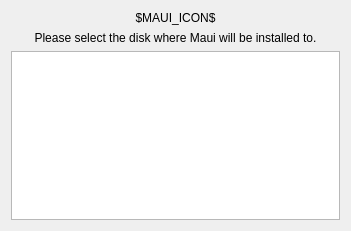
First picture: the form in src/pages/partitionpage.ui, repository maui-pss/maui-installer, before the edit.
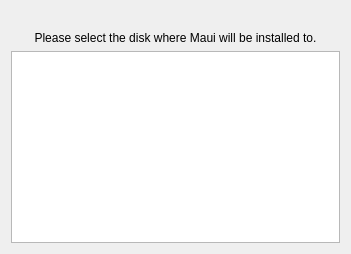
Second picture: the form after the edit. Icons and pictures are not drawn.

Commit message:
Include Maui logo with resources instead of using start-here icon
We provide a properly sized raster Maui logo.

Patch:
```diff
--- a/src/pages/partitionpage.ui
+++ b/src/pages/partitionpage.ui
@@ -7,14 +7,14 @@
     <x>0</x>
     <y>0</y>
     <width>351</width>
-    <height>231</height>
+    <height>254</height>
    </rect>
   </property>
   <layout class="QVBoxLayout" name="verticalLayout">
    <item>
     <widget class="QLabel" name="mauiIcon">
-     <property name="text">
-      <string notr="true">$MAUI_ICON$</string>
+     <property name="pixmap">
+      <pixmap resource="../installer.qrc">:/images/m.png</pixmap>
      </property>
      <property name="alignment">
       <set>Qt::AlignCenter</set>
```
Left out of the diff: 4 changed lines with no effect on the pictures. The commit also changes 8 other files.
